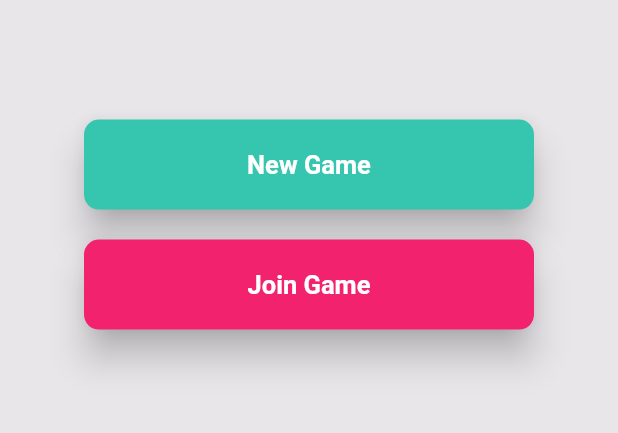
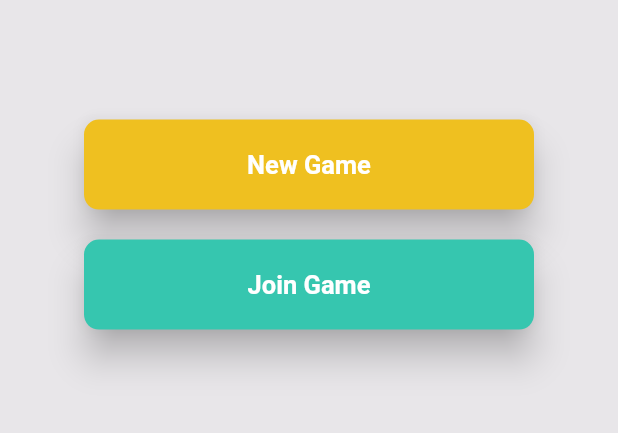
Before and after one commit to ItzyBitzySpider/attention, a Flutter app: the screen it shows after launch, on a phone screen of 412 x 824 dp, the part 508-941 px from its top. Run offline on Flutter 3.47's test engine with Material 2 defaults, Android fonts, the phone set to English and light mode, and no system bars; our stand-ins replace socket_io_client; missing offline and left inert: flame; network calls fail.

Commit message:
modified flow and new colors

```diff
--- a/frontend/lib/colors.dart
+++ b/frontend/lib/colors.dart
@@ -2,11 +2,11 @@
 
 // Menu
 const int BACKGROUND_COLOR = 0xFFE8E6E9;
-const int JOIN_GAME_BUTTON_COLOR = 0xFFF2226E;
-const int NEW_GAME_BUTTON_COLOR = 0xFF36C6AF;
+const int JOIN_GAME_BUTTON_COLOR = 0xFF36C6AF;//0xFFF2226E;
+const int NEW_GAME_BUTTON_COLOR = 0xFFEFC020;
 const int PVP_BUTTON_COLOR = 0xFFF8CE2C;
 const int ESCAPE_BUTTON_COLOR = 0xFFB332A6;
-
+const int RETURN_BUTTON_COLOR = 0xFF36C6AF;
 // Lobby
 const int START_GAME_BUTTON_COLOR = 0xFFB332A6;
 const int SPECTATE_BUTTON_COLOR = 0xFF36C6AF;
--- a/frontend/lib/screens/gameplay.dart
+++ b/frontend/lib/screens/gameplay.dart
@@ -143,10 +143,11 @@ class _GameplayState extends State<Gameplay> {
                   fontWeight: FontWeight.bold,
                 ),
               ),
-              const SizedBox(height: 20),
+              const SizedBox(height: 40),
               MenuButton(
+                width: 200,
                 buttonText: 'Return to Home',
-                backgroundColor: const Color(SPECTATE_BUTTON_COLOR),
+                backgroundColor: const Color(RETURN_BUTTON_COLOR),
                 onPressed: () {
                   Navigator.push(
                     context,
--- a/frontend/lib/widgets.dart
+++ b/frontend/lib/widgets.dart
@@ -11,12 +11,16 @@ class MenuButton extends StatelessWidget {
   final String buttonText;
   final Color? backgroundColor;
   final void Function()? onPressed;
+  final double height;
+  final double width;
 
   const MenuButton({
     super.key,
     required this.buttonText,
     required this.backgroundColor,
     required this.onPressed,
+    this.height=0,
+    this.width=0,
   });
 
   @override
@@ -25,7 +29,7 @@ class MenuButton extends StatelessWidget {
       onPressed: onPressed,
       style: ElevatedButton.styleFrom(
         elevation: 10.0,
-        fixedSize: const Size(MENU_BUTTON_WIDTH, MENU_BUTTON_HEIGHT),
+        fixedSize: Size(width > 0 ? width : MENU_BUTTON_WIDTH, height > 0 ? height :MENU_BUTTON_HEIGHT),
         backgroundColor: backgroundColor,
         shape: RoundedRectangleBorder(
           borderRadius: BorderRadius.circular(10.0),
@@ -33,7 +37,8 @@ class MenuButton extends StatelessWidget {
       ),
       child: Text(
         buttonText,
-        style: const TextStyle(fontSize: MENU_BUTTON_FONT_SIZE, fontWeight: FontWeight.bold),
+        style: const TextStyle(
+            fontSize: MENU_BUTTON_FONT_SIZE, fontWeight: FontWeight.bold),
       ),
     );
   }
```
Also changed, not shown: frontend/lib/screens/menu.dart (+7 -8 lines).
